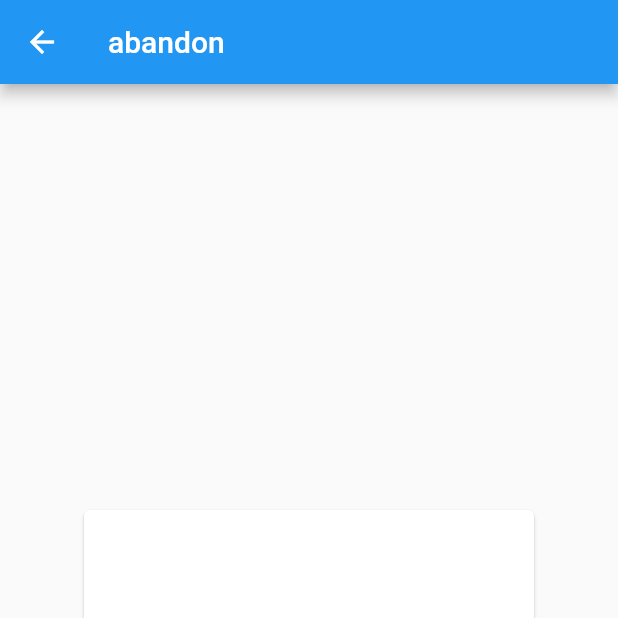
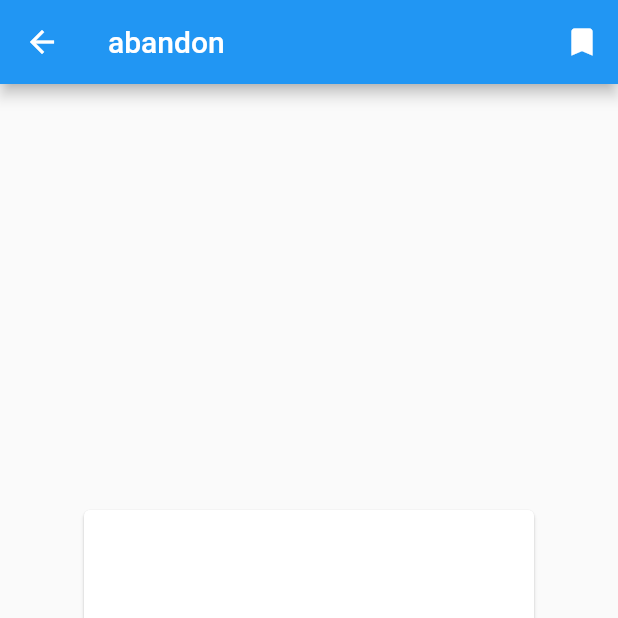
Before and after one commit to rozbeh1212/flutter_504_flashcards, a Flutter app: the screen it shows after launch, after a tap on "abandon", on a phone screen of 412 x 824 dp, the top half of it. Run offline on Flutter 3.47's test engine with Material 2 defaults, Android fonts, the phone set to English and light mode, and no system bars; drawn by our look-alikes of flip_card; missing offline and left inert: animated_card.

Commit message:
book mark icon and card anim created

```diff
--- a/lib/FlashcardScreen.dart
+++ b/lib/FlashcardScreen.dart
@@ -1,38 +1,108 @@
 import 'package:flutter/material.dart';
+import 'package:animated_card/animated_card.dart';
+import 'package:flip_card/flip_card.dart';
 
+import 'User.dart';
+import 'LearnLaterScreen.dart';
 import 'Word.dart';
 
 class FlashcardScreen extends StatefulWidget {
   final Word word;
+  final User user;
 
-  FlashcardScreen({required this.word});
+  FlashcardScreen({required this.word, required this.user});
 
   @override
   _FlashcardScreenState createState() => _FlashcardScreenState();
 }
 
-class _FlashcardScreenState extends State<FlashcardScreen> {
+class _FlashcardScreenState extends State<FlashcardScreen>
+    with SingleTickerProviderStateMixin {
   bool _showDefinition = false;
+  bool _isBookmarked = false;
+  GlobalKey<FlipCardState> _cardKey = GlobalKey<FlipCardState>();
+
+  void _addToLearnLater() {
+    setState(() {
+      widget.user.words.add(widget.word);
+      _isBookmarked = true;
+    });
+  }
+
+  late AnimationController _controller;
+  late Animation<double> _scaleAnimation;
+
+  @override
+  void initState() {
+    super.initState();
+
+    // Initialize the scale animation controller
+    _controller = AnimationController(
+      vsync: this,
+      duration: Duration(milliseconds: 200),
+    );
+
+    // Define the scale animation properties
+    _scaleAnimation = Tween<double>(
+      begin: 1.0,
+      end: 0.95,
+    ).animate(_controller);
+  }
+
+  @override
+  void dispose() {
+    _controller.dispose();
+    super.dispose();
+  }
+
+  void _onTapDown(TapDownDetails details) {
+    // Start the scale animation when the card is tapped down
+    _controller.forward();
+  }
+
+  void _onTapUp(TapUpDetails details) {
+    // Reverse the scale animation when the card is released
+    _controller.reverse();
+  }
 
   @override
   Widget build(BuildContext context) {
     return Scaffold(
-      appBar: AppBar(title: Text(widget.word.word)),
+      appBar: AppBar(
+        title: Text(widget.word.word),
+        actions: [
+          BookmarkButton(
+            isBookmarked: _isBookmarked,
+            onPressed: _addToLearnLater,
+          ),
+        ],
+      ),
       body: Center(
         child: GestureDetector(
-          onTap: () {
-            setState(() {
-              _showDefinition = !_showDefinition;
-            });
-          },
-          child: Card(
-            child: Container(
-              width: 300,
-              height: 200,
-              alignment: Alignment.center,
-              child: _showDefinition
-                  ? Text(widget.word.definition)
-                  : Text(widget.word.word),
+          onTapDown: _onTapDown, // Start scale animation on tap down
+          onTapUp: _onTapUp, // Reverse scale animation on tap up
+          child: ScaleTransition(
+            scale: _scaleAnimation,
+            child: FlipCard(
+              key: _cardKey,
+              direction: FlipDirection.HORIZONTAL, // Flip horizontally
+              flipOnTouch: false, // Disable auto-flip on touch
+              front: Card(
+                child: Container(
+                  width: 300,
+                  height: 200,
+                  alignment: Alignment.center,
+                  child: Text(widget.word.word),
+                ),
+              ),
+              back: Card(
+                child: Container(
+                  width: 300,
+                  height: 200,
+                  alignment: Alignment.center,
+                  child: Text(widget.word.definition),
+                ),
+              ),
             ),
           ),
         ),
@@ -40,3 +110,56 @@ class _FlashcardScreenState extends State<FlashcardScreen> {
     );
   }
 }
+
+class BookmarkButton extends StatefulWidget {
+  final bool isBookmarked;
+  final VoidCallback onPressed;
+
+  BookmarkButton({required this.isBookmarked, required this.onPressed});
+
+  @override
+  _BookmarkButtonState createState() => _BookmarkButtonState();
+}
+
+class _BookmarkButtonState extends State<BookmarkButton>
+    with SingleTickerProviderStateMixin {
+  late AnimationController _controller;
+  late Animation<Color?> _colorAnimation;
+
+  @override
+  void initState() {
+    super.initState();
+
+    // Initialize the animation controller and color animation
+    _controller = AnimationController(
+      vsync: this,
+      duration: Duration(milliseconds: 500),
+    )..addListener(() => setState(() {}));
+
+    _colorAnimation = ColorTween(
+      begin: Colors.white,
+      end: Colors.indigoAccent,
+    ).animate(_controller);
+  }
+
+  @override
+  void dispose() {
+    _controller.dispose();
+    super.dispose();
+  }
+
+  @override
+  Widget build(BuildContext context) {
+    if (widget.isBookmarked) {
+      _controller.forward();
+    } else {
+      _controller.reverse();
+    }
+
+    return IconButton(
+      icon: Icon(Icons.bookmark),
+      color: _colorAnimation.value,
+      onPressed: widget.onPressed,
+    );
+  }
+}
--- a/lib/HomeScreen.dart
+++ b/lib/HomeScreen.dart
@@ -2,7 +2,7 @@ import 'dart:convert';
 import 'package:flutter/material.dart';
 import 'package:flutter/services.dart';
 
-import 'user.dart';
+import 'package:flutter_application_2/User.dart';
 import 'FlashcardScreen.dart';
 import 'LearnLaterScreen.dart';
 import 'Word.dart';
@@ -18,7 +18,7 @@ void main() {
 class HomeScreen extends StatefulWidget {
   final User user;
 
-  HomeScreen({required this.user});
+  const HomeScreen({required this.user});
 
   @override
   _HomeScreenState createState() => _HomeScreenState();
@@ -62,7 +62,7 @@ class _HomeScreenState extends State<HomeScreen> {
   @override
   Widget build(BuildContext context) {
     return Scaffold(
-      appBar: AppBar(title: Text('Vocabulary Builder')),
+      appBar: AppBar(title: const Text('Vocabulary Builder')),
       body: FutureBuilder<List<Word>>(
         future: _wordsFuture,
         builder: (BuildContext context, AsyncSnapshot<List<Word>> snapshot) {
@@ -78,8 +78,8 @@ class _HomeScreenState extends State<HomeScreen> {
                       crossAxisAlignment: CrossAxisAlignment.start,
                       children: [
                         Text('Points: ${widget.user.points}'),
-                        SizedBox(height: 16),
-                        Text('Badges:'),
+                        const SizedBox(height: 16),
+                        const Text('Badges:'),
                         Column(
                           children: _badges.map((badge) {
                             return Row(
@@ -89,7 +89,7 @@ class _HomeScreenState extends State<HomeScreen> {
                                       ? Icons.check
                                       : Icons.clear,
                                 ),
-                                SizedBox(width: 8),
+                                const SizedBox(width: 8),
                                 Text('${badge.name}: ${badge.description}'),
                               ],
                             );
@@ -106,7 +106,7 @@ class _HomeScreenState extends State<HomeScreen> {
                       Navigator.push(
                         context,
                         MaterialPageRoute(
-                            builder: (context) => FlashcardScreen(word: word)),
+                            builder: (context) => FlashcardScreen( word:word, user: widget.user,)),
                       );
                     },
                   );
@@ -114,14 +114,14 @@ class _HomeScreenState extends State<HomeScreen> {
               },
             );
           } else if (snapshot.hasError) {
-            return Center(child: Text('Failed to load words'));
+            return const Center(child: Text('Failed to load words'));
           } else {
-            return Center(child: CircularProgressIndicator());
+            return const Center(child: CircularProgressIndicator());
           }
         },
       ),
       floatingActionButton: FloatingActionButton(
-        child: Icon(Icons.play_arrow),
+        child: const Icon(Icons.play_arrow),
         onPressed: () {
         Navigator.push(
             context,
--- a/lib/LearnLaterScreen.dart
+++ b/lib/LearnLaterScreen.dart
@@ -1,5 +1,5 @@
 import 'package:flutter/material.dart';
-import 'user.dart';
+import 'User.dart';
 import 'LeitnerSystem.dart';
 import 'Word.dart';
 
@@ -7,13 +7,14 @@ class LearnLaterScreen extends StatefulWidget {
   final List<Word> words;
 
   var user;
-  LearnLaterScreen({required this.words, required User user});
+  LearnLaterScreen({required this.words, required  this.user});
 
   @override
   _LearnLaterScreenState createState() => _LearnLaterScreenState();
 }
 
 class _LearnLaterScreenState extends State<LearnLaterScreen> {
+
   LeitnerSystem _leitnerSystem = LeitnerSystem();
   Word? _currentWord;
 
--- a/lib/badge.dart
+++ b/lib/badge.dart
@@ -1,4 +1,4 @@
-import 'user.dart';
+import 'User.dart';
 
 class Badges {
   String name;
--- a/pubspec.yaml
+++ b/pubspec.yaml
@@ -40,6 +40,8 @@ dependencies:
   path_provider: ^2.0.13
   audioplayers: ^3.0.1
   assets_audio_player: ^3.0.6
+  animated_card: ^2.0.0
+  flip_card: ^0.7.0
 
 dev_dependencies:
   flutter_test:
```
Also changed, not shown: pubspec.lock.
